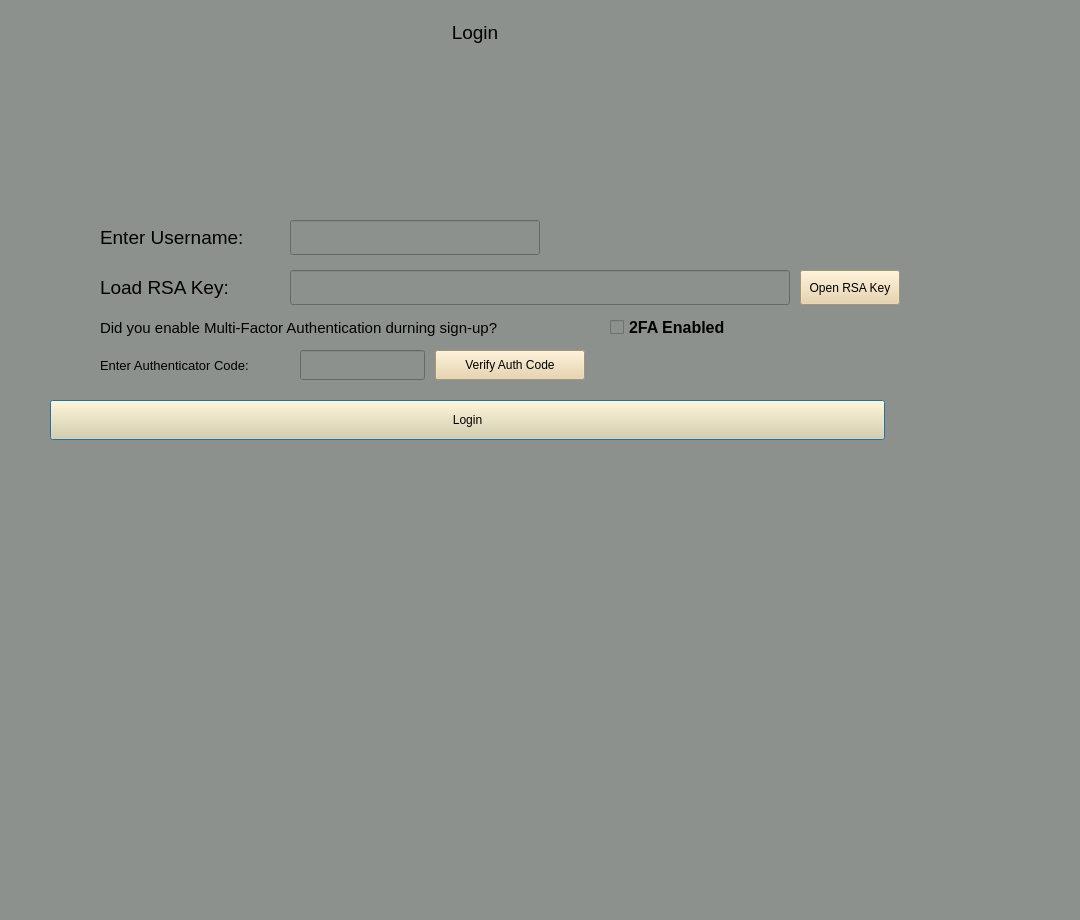
This is login.ui in dark-anub1s/CyberVault as Qt 5 draws it before an edit. The edited form follows.
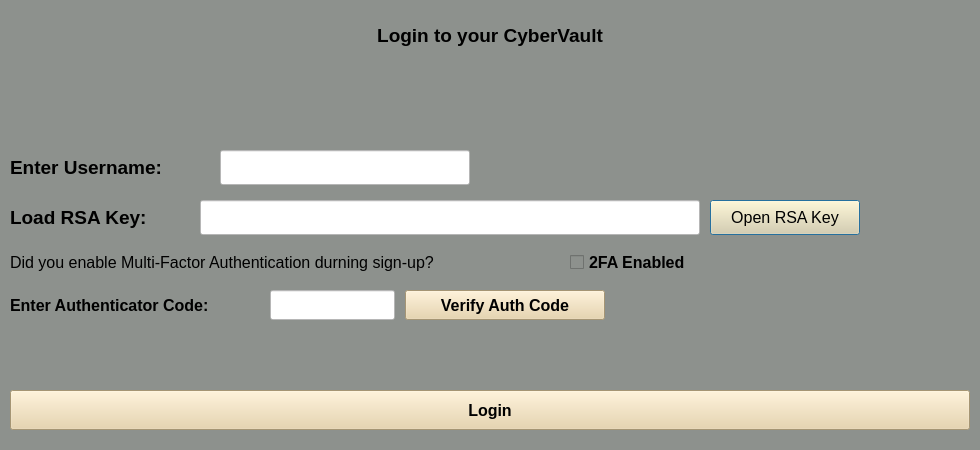
This is the edited form.

Patch:
```diff
--- a/login.ui
+++ b/login.ui
@@ -6,8 +6,8 @@
    <rect>
     <x>0</x>
     <y>0</y>
-    <width>1080</width>
-    <height>920</height>
+    <width>980</width>
+    <height>450</height>
    </rect>
   </property>
   <property name="sizePolicy">
@@ -18,14 +18,14 @@
   </property>
   <property name="minimumSize">
    <size>
-    <width>1080</width>
-    <height>920</height>
+    <width>980</width>
+    <height>450</height>
    </size>
   </property>
   <property name="maximumSize">
    <size>
-    <width>1080</width>
-    <height>920</height>
+    <width>980</width>
+    <height>450</height>
    </size>
   </property>
   <property name="windowTitle">
@@ -34,44 +34,25 @@
   <property name="styleSheet">
    <string notr="true">background-color: rgb(141, 145, 141);</string>
   </property>
-  <widget class="QPushButton" name="login_btn">
-   <property name="geometry">
-    <rect>
-     <x>50</x>
-     <y>400</y>
-     <width>835</width>
-     <height>40</height>
-    </rect>
-   </property>
-   <property name="font">
-    <font>
-     <family>Arial</family>
-    </font>
-   </property>
-   <property name="styleSheet">
-    <string notr="true">background-color: rgb(231, 208, 162);</string>
-   </property>
-   <property name="text">
-    <string>Login</string>
-   </property>
-  </widget>
   <widget class="QLabel" name="login_label">
    <property name="geometry">
     <rect>
-     <x>325</x>
+     <x>10</x>
      <y>10</y>
-     <width>300</width>
-     <height>45</height>
+     <width>960</width>
+     <height>50</height>
     </rect>
    </property>
    <property name="font">
     <font>
      <family>Arial</family>
      <pointsize>14</pointsize>
+     <weight>75</weight>
+     <bold>true</bold>
     </font>
    </property>
    <property name="text">
-    <string>Login</string>
+    <string>Login to your CyberVault</string>
    </property>
    <property name="alignment">
     <set>Qt::AlignCenter</set>
@@ -80,9 +61,9 @@
   <widget class="QLabel" name="user_label">
    <property name="geometry">
     <rect>
-     <x>100</x>
-     <y>220</y>
-     <width>180</width>
+     <x>10</x>
+     <y>150</y>
+     <width>200</width>
      <height>35</height>
     </rect>
    </property>
@@ -90,30 +71,38 @@
     <font>
      <family>Arial</family>
      <pointsize>14</pointsize>
+     <weight>75</weight>
+     <bold>true</bold>
     </font>
    </property>
    <property name="text">
     <string>Enter Username: </string>
    </property>
-   <property name="alignment">
-    <set>Qt::AlignLeading|Qt::AlignLeft|Qt::AlignVCenter</set>
-   </property>
   </widget>
   <widget class="QLineEdit" name="user_entry">
    <property name="geometry">
     <rect>
-     <x>290</x>
-     <y>220</y>
+     <x>220</x>
+     <y>150</y>
      <width>250</width>
      <height>35</height>
     </rect>
    </property>
+   <property name="font">
+    <font>
+     <family>Arial</family>
+     <pointsize>12</pointsize>
+    </font>
+   </property>
+   <property name="styleSheet">
+    <string notr="true">background-color: rgb(255, 255, 255);</string>
+   </property>
   </widget>
   <widget class="QLabel" name="rsa_key_label">
    <property name="geometry">
     <rect>
-     <x>100</x>
-     <y>270</y>
+     <x>10</x>
+     <y>200</y>
      <width>180</width>
      <height>35</height>
     </rect>
@@ -122,6 +111,8 @@
     <font>
      <family>Arial</family>
      <pointsize>14</pointsize>
+     <weight>75</weight>
+     <bold>true</bold>
     </font>
    </property>
    <property name="text">
@@ -134,15 +125,24 @@
   <widget class="QLineEdit" name="rsa_key_entry">
    <property name="geometry">
     <rect>
-     <x>290</x>
-     <y>270</y>
+     <x>200</x>
+     <y>200</y>
      <width>500</width>
      <height>35</height>
     </rect>
    </property>
+   <property name="font">
+    <font>
+     <family>Arial</family>
+     <pointsize>12</pointsize>
+    </font>
+   </property>
    <property name="focusPolicy">
     <enum>Qt::StrongFocus</enum>
    </property>
+   <property name="styleSheet">
+    <string notr="true">background-color: rgb(255, 255, 255);</string>
+   </property>
    <property name="echoMode">
     <enum>QLineEdit::Password</enum>
    </property>
@@ -150,15 +150,16 @@
   <widget class="QPushButton" name="load_rsa_button">
    <property name="geometry">
     <rect>
-     <x>800</x>
-     <y>270</y>
-     <width>100</width>
+     <x>710</x>
+     <y>200</y>
+     <width>150</width>
      <height>35</height>
     </rect>
    </property>
    <property name="font">
     <font>
      <family>Arial</family>
+     <pointsize>12</pointsize>
     </font>
    </property>
    <property name="styleSheet">
@@ -171,16 +172,16 @@
   <widget class="QLabel" name="mfa_label">
    <property name="geometry">
     <rect>
-     <x>100</x>
-     <y>310</y>
-     <width>500</width>
+     <x>10</x>
+     <y>245</y>
+     <width>550</width>
      <height>35</height>
     </rect>
    </property>
    <property name="font">
     <font>
      <family>Arial</family>
-     <pointsize>11</pointsize>
+     <pointsize>12</pointsize>
     </font>
    </property>
    <property name="text">
@@ -190,8 +191,8 @@
   <widget class="QCheckBox" name="mfa_checkBox">
    <property name="geometry">
     <rect>
-     <x>610</x>
-     <y>310</y>
+     <x>570</x>
+     <y>245</y>
      <width>150</width>
      <height>35</height>
     </rect>
@@ -211,16 +212,18 @@
   <widget class="QLabel" name="auth_code_lable">
    <property name="geometry">
     <rect>
-     <x>100</x>
-     <y>350</y>
-     <width>190</width>
+     <x>10</x>
+     <y>290</y>
+     <width>250</width>
      <height>30</height>
     </rect>
    </property>
    <property name="font">
     <font>
      <family>Arial</family>
-     <pointsize>10</pointsize>
+     <pointsize>12</pointsize>
+     <weight>75</weight>
+     <bold>true</bold>
     </font>
    </property>
    <property name="text">
@@ -230,25 +233,40 @@
   <widget class="QLineEdit" name="auth_code_entry">
    <property name="geometry">
     <rect>
-     <x>300</x>
-     <y>350</y>
+     <x>270</x>
+     <y>290</y>
      <width>125</width>
      <height>30</height>
     </rect>
    </property>
+   <property name="font">
+    <font>
+     <family>Arial</family>
+     <pointsize>12</pointsize>
+    </font>
+   </property>
+   <property name="styleSheet">
+    <string notr="true">background-color: rgb(255, 255, 255);</string>
+   </property>
+   <property name="text">
+    <string/>
+   </property>
   </widget>
   <widget class="QPushButton" name="verify_code_btn">
    <property name="geometry">
     <rect>
-     <x>435</x>
-     <y>350</y>
-     <width>150</width>
+     <x>405</x>
+     <y>290</y>
+     <width>200</width>
      <height>30</height>
     </rect>
    </property>
    <property name="font">
     <font>
      <family>Arial</family>
+     <pointsize>12</pointsize>
+     <weight>75</weight>
+     <bold>true</bold>
     </font>
    </property>
    <property name="styleSheet">
@@ -259,6 +277,30 @@
     <string>Verify Auth Code</string>
    </property>
   </widget>
+  <widget class="QPushButton" name="login_btn">
+   <property name="geometry">
+    <rect>
+     <x>10</x>
+     <y>390</y>
+     <width>960</width>
+     <height>40</height>
+    </rect>
+   </property>
+   <property name="font">
+    <font>
+     <family>Arial</family>
+     <pointsize>12</pointsize>
+     <weight>75</weight>
+     <bold>true</bold>
+    </font>
+   </property>
+   <property name="styleSheet">
+    <string notr="true">background-color: rgb(231, 208, 162);</string>
+   </property>
+   <property name="text">
+    <string>Login</string>
+   </property>
+  </widget>
  </widget>
  <resources/>
  <connections/>
```
Left out of the diff: 6 changed lines with no effect on the pictures.
